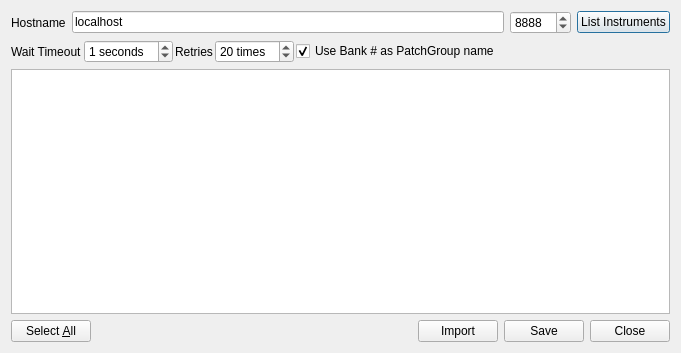
Before: the Qt Designer form oom/instruments/importbase.ui in ccherrett/oom, drawn with Qt 5.
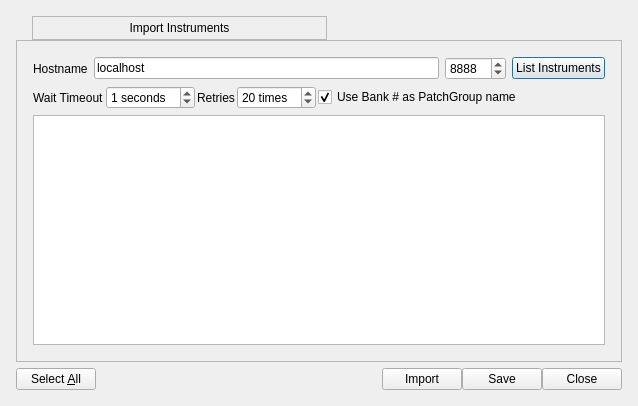
After: the same form once the commit is applied.

Commit message: MidiInstruments now support a default reverb and pan levels, this is reflected in the add-track dialog and the instrument editor, new styling on add-track, instrument editor and instrument import

Patch:
```diff
--- a/oom/instruments/importbase.ui
+++ b/oom/instruments/importbase.ui
@@ -6,8 +6,8 @@
    <rect>
     <x>0</x>
     <y>0</y>
-    <width>681</width>
-    <height>353</height>
+    <width>638</width>
+    <height>406</height>
    </rect>
   </property>
   <property name="windowTitle">
@@ -15,7 +15,110 @@
   </property>
   <layout class="QVBoxLayout" name="verticalLayout">
    <property name="spacing">
-    <number>-1</number>
+    <number>0</number>
+   </property>
+   <property name="margin">
+    <number>16</number>
+   </property>
+   <item>
+    <layout class="QHBoxLayout" name="horizontalLayout_4">
+     <property name="spacing">
+      <number>0</number>
+     </property>
+     <property name="topMargin">
+      <number>0</number>
+     </property>
+     <item>
+      <spacer name="horizontalSpacer_3">
+       <property name="orientation">
+        <enum>Qt::Horizontal</enum>
+       </property>
+       <property name="sizeType">
+        <enum>QSizePolicy::Fixed</enum>
+       </property>
+       <property name="sizeHint" stdset="0">
+        <size>
+         <width>16</width>
+         <height>20</height>
+        </size>
+       </property>
+      </spacer>
+     </item>
+     <item>
+      <widget class="QFrame" name="importerLabelFrame">
+       <property name="sizePolicy">
+        <sizepolicy hsizetype="Expanding" vsizetype="Fixed">
+         <horstretch>0</horstretch>
+         <verstretch>0</verstretch>
+        </sizepolicy>
+       </property>
+       <property name="frameShape">
+        <enum>QFrame::StyledPanel</enum>
+       </property>
+       <property name="frameShadow">
+        <enum>QFrame::Raised</enum>
+       </property>
+       <layout class="QVBoxLayout" name="verticalLayout_3">
+        <property name="spacing">
+         <number>0</number>
+        </property>
+        <property name="leftMargin">
+         <number>20</number>
+        </property>
+        <property name="topMargin">
+         <number>4</number>
+        </property>
+        <property name="rightMargin">
+         <number>20</number>
+        </property>
+        <property name="bottomMargin">
+         <number>4</number>
+        </property>
+        <item>
+         <widget class="QLabel" name="label_5">
+          <property name="text">
+           <string>Import Instruments</string>
+          </property>
+          <property name="alignment">
+           <set>Qt::AlignCenter</set>
+          </property>
+         </widget>
+        </item>
+       </layout>
+      </widget>
+     </item>
+     <item>
+      <spacer name="horizontalSpacer_4">
+       <property name="orientation">
+        <enum>Qt::Horizontal</enum>
+       </property>
+       <property name="sizeHint" stdset="0">
+        <size>
+         <width>40</width>
+         <height>20</height>
+        </size>
+       </property>
+      </spacer>
+     </item>
+    </layout>
+   </item>
+   <item>
+    <widget class="QFrame" name="importerFrame">
+     <property name="sizePolicy">
+      <sizepolicy hsizetype="Expanding" vsizetype="Expanding">
+       <horstretch>0</horstretch>
+       <verstretch>0</verstretch>
+      </sizepolicy>
+     </property>
+     <property name="frameShape">
+      <enum>QFrame::StyledPanel</enum>
+     </property>
+     <property name="frameShadow">
+      <enum>QFrame::Raised</enum>
+     </property>
+     <layout class="QVBoxLayout" name="verticalLayout_2">
+      <property name="margin">
+       <number>16</number>
    </property>
    <item>
     <layout class="QHBoxLayout" name="horizontalLayout">
@@ -206,6 +309,25 @@
       <bool>true</bool>
      </attribute>
     </widget>
+      </item>
+     </layout>
+    </widget>
+   </item>
+   <item>
+    <spacer name="verticalSpacer">
+     <property name="orientation">
+      <enum>Qt::Vertical</enum>
+     </property>
+     <property name="sizeType">
+      <enum>QSizePolicy::Fixed</enum>
+     </property>
+     <property name="sizeHint" stdset="0">
+      <size>
+       <width>20</width>
+       <height>6</height>
+      </size>
+     </property>
+    </spacer>
    </item>
    <item>
     <layout class="QHBoxLayout" name="horizontalLayout_3">
```
Lines whose indentation alone changed are shown as unchanged. The commit also changes 19 other files.
